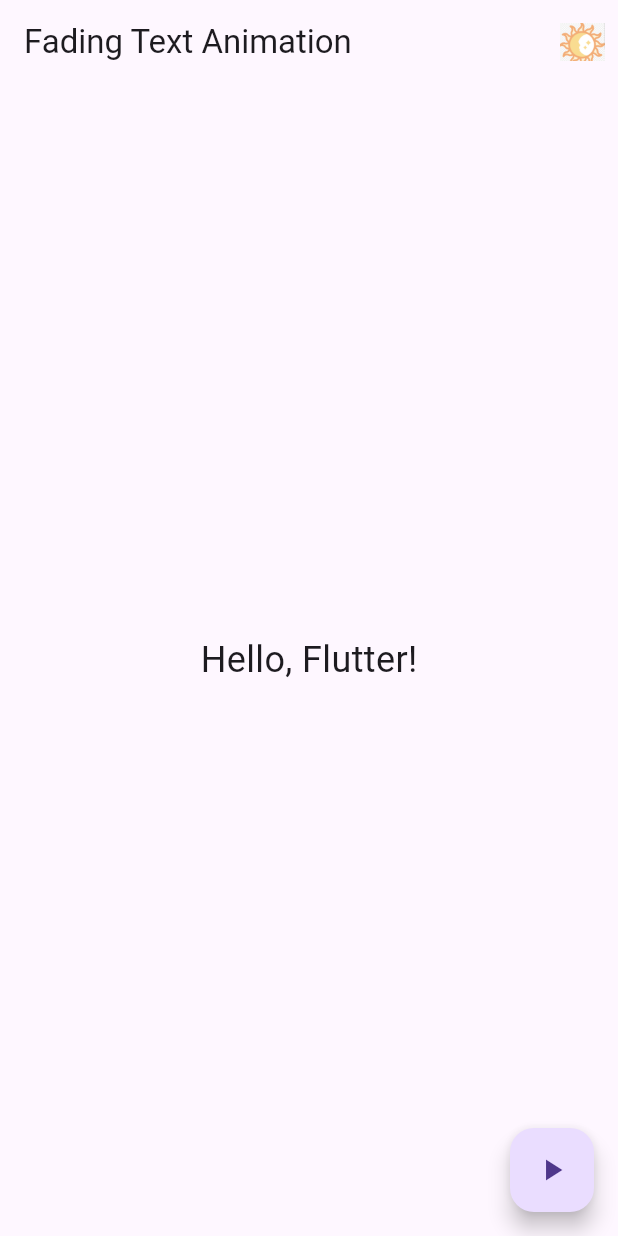
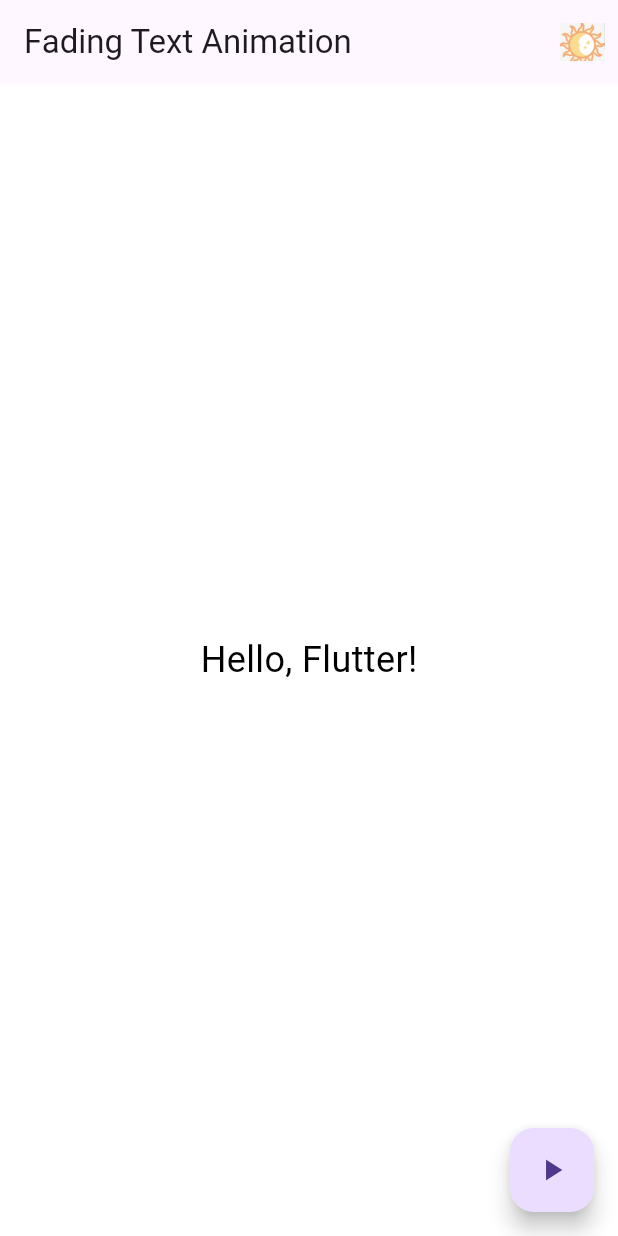
Before and after one commit to Gregory-Vaughan/ica7, a Flutter app: the screen it shows after launch, on a phone screen of 412 x 824 dp. Run offline on Flutter 3.47's test engine with Material 3 defaults, Android fonts, the light colour scheme and no system bars.

Commit message:
Added black to white abilities. Please tell me this won't overwrite your thang.

```diff
--- a/act_7/lib/main.dart
+++ b/act_7/lib/main.dart
@@ -24,10 +24,17 @@ class FadingTextAnimation extends StatefulWidget {
 
 class _FadingTextAnimationState extends State<FadingTextAnimation> {
   bool _isVisible = true;
+  bool _isDarkMode = false;
 
   void toggleVisibility() {
     setState(() {
       _isVisible = !_isVisible;
+    });
+  }
+
+  void toggleBackground() {
+    setState(() {
+      _isDarkMode = !_isDarkMode;
     });
   }
 
@@ -38,22 +45,26 @@ class _FadingTextAnimationState extends State<FadingTextAnimation> {
         title: Text('Fading Text Animation'),
         actions: [
           IconButton(
-            onPressed: () {}, // Currently does nothing
+            onPressed: toggleBackground,
             icon: Image.asset(
-              'assets/day_night_toggle.png', // Ensure this exists in your assets folder
+              'assets/day_night_toggle.png',
               width: 30,
               height: 30,
             ),
           ),
         ],
       ),
+      backgroundColor: _isDarkMode ? Colors.black : Colors.white,
       body: Center(
         child: AnimatedOpacity(
           opacity: _isVisible ? 1.0 : 0.0,
           duration: Duration(seconds: 1),
           child: Text(
             'Hello, Flutter!',
-            style: TextStyle(fontSize: 24),
+            style: TextStyle(
+              fontSize: 24,
+              color: _isDarkMode ? Colors.white : Colors.black,
+            ),
           ),
         ),
       ),
```
Also changed, not shown: 4 other files.
